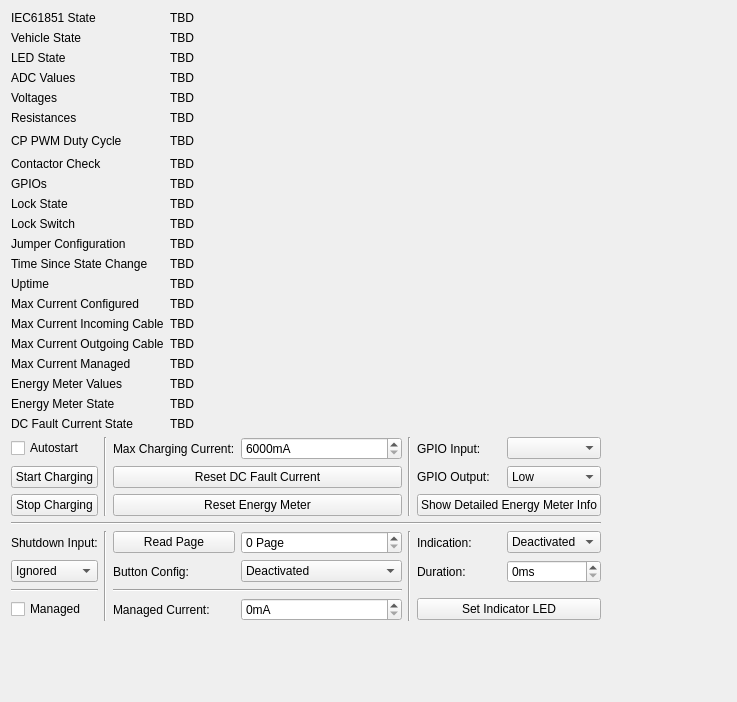
This is src/brickv/plugin_system/plugins/evse_v2/ui/evse_v2.ui in Tinkerforge/brickv as Qt 5 draws it before an edit. The edited form follows.
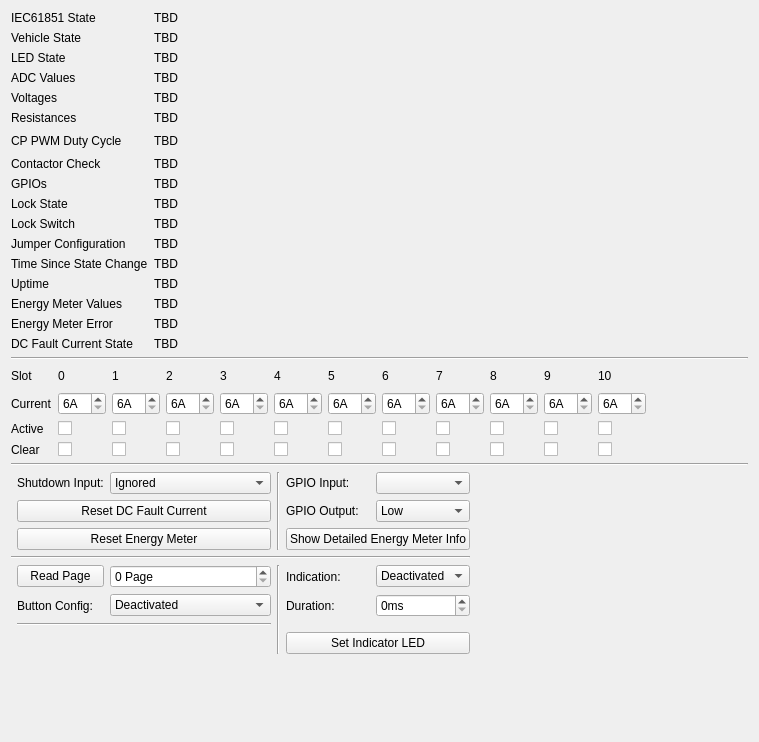
This is the edited form.

Commit message: Add initial charging slot support

What changed in the file:
```diff
--- a/src/brickv/plugin_system/plugins/evse_v2/ui/evse_v2.ui
+++ b/src/brickv/plugin_system/plugins/evse_v2/ui/evse_v2.ui
@@ -6,8 +6,8 @@
    <rect>
     <x>0</x>
     <y>0</y>
-    <width>737</width>
-    <height>702</height>
+    <width>759</width>
+    <height>742</height>
    </rect>
   </property>
   <property name="windowTitle">
@@ -128,7 +128,14 @@
        </property>
       </widget>
      </item>
-     <item row="21" column="0">
+     <item row="16" column="1">
+      <widget class="QLabel" name="label_energy_meter_error">
+       <property name="text">
+        <string>TBD</string>
+       </property>
+      </widget>
+     </item>
+     <item row="17" column="0">
       <widget class="QLabel" name="label_7">
        <property name="text">
         <string>DC Fault Current State</string>
@@ -191,48 +198,6 @@
        </property>
       </widget>
      </item>
-     <item row="15" column="0">
-      <widget class="QLabel" name="label_23">
-       <property name="text">
-        <string>Max Current Configured</string>
-       </property>
-      </widget>
-     </item>
-     <item row="16" column="0">
-      <widget class="QLabel" name="label_24">
-       <property name="text">
-        <string>Max Current Incoming Cable</string>
-       </property>
-      </widget>
-     </item>
-     <item row="17" column="0">
-      <widget class="QLabel" name="label_25">
-       <property name="text">
-        <string>Max Current Outgoing Cable</string>
-       </property>
-      </widget>
-     </item>
-     <item row="15" column="1">
-      <widget class="QLabel" name="label_max_current_configured">
-       <property name="text">
-        <string>TBD</string>
-       </property>
-      </widget>
-     </item>
-     <item row="16" column="1">
-      <widget class="QLabel" name="label_max_current_incoming_cable">
-       <property name="text">
-        <string>TBD</string>
-       </property>
-      </widget>
-     </item>
-     <item row="17" column="1">
-      <widget class="QLabel" name="label_max_current_outgoing_cable">
-       <property name="text">
-        <string>TBD</string>
-       </property>
-      </widget>
-     </item>
      <item row="1" column="0">
       <widget class="QLabel" name="label_26">
        <property name="text">
@@ -247,7 +212,7 @@
        </property>
       </widget>
      </item>
-     <item row="19" column="0">
+     <item row="15" column="0">
       <widget class="QLabel" name="label_3">
        <property name="text">
         <string>Energy Meter Values</string>
@@ -267,28 +232,21 @@
        </property>
       </spacer>
      </item>
-     <item row="19" column="1">
+     <item row="15" column="1">
       <widget class="QLabel" name="label_energy_meter_values">
        <property name="text">
         <string>TBD</string>
        </property>
       </widget>
      </item>
-     <item row="20" column="0">
+     <item row="16" column="0">
       <widget class="QLabel" name="label_4">
        <property name="text">
-        <string>Energy Meter State</string>
+        <string>Energy Meter Error</string>
        </property>
       </widget>
      </item>
-     <item row="20" column="1">
-      <widget class="QLabel" name="label_energy_meter_state">
-       <property name="text">
-        <string>TBD</string>
-       </property>
-      </widget>
-     </item>
-     <item row="21" column="1">
+     <item row="17" column="1">
       <widget class="QLabel" name="label_dc_fault_current_state">
        <property name="text">
         <string>TBD</string>
@@ -309,107 +267,482 @@
        </property>
       </widget>
      </item>
-     <item row="18" column="0">
+    </layout>
+   </item>
+   <item>
+    <widget class="Line" name="line_8">
+     <property name="orientation">
+      <enum>Qt::Horizontal</enum>
+     </property>
+    </widget>
+   </item>
+   <item>
+    <layout class="QGridLayout" name="gridLayout_3">
+     <item row="0" column="0">
+      <widget class="QLabel" name="label_10">
+       <property name="text">
+        <string>Slot</string>
+       </property>
+      </widget>
+     </item>
+     <item row="1" column="3">
+      <widget class="QSpinBox" name="spin_slot_current_2">
+       <property name="suffix">
+        <string>A</string>
+       </property>
+       <property name="minimum">
+        <number>6</number>
+       </property>
+       <property name="maximum">
+        <number>32</number>
+       </property>
+      </widget>
+     </item>
+     <item row="2" column="7">
+      <widget class="QCheckBox" name="check_slot_active_6">
+       <property name="text">
+        <string/>
+       </property>
+      </widget>
+     </item>
+     <item row="1" column="0">
       <widget class="QLabel" name="label_15">
        <property name="text">
-        <string>Max Current Managed</string>
+        <string>Current</string>
        </property>
       </widget>
      </item>
-     <item row="18" column="1">
-      <widget class="QLabel" name="label_max_current_managed">
+     <item row="2" column="0">
+      <widget class="QLabel" name="label_22">
        <property name="text">
-        <string>TBD</string>
+        <string>Active</string>
        </property>
       </widget>
      </item>
+     <item row="3" column="0">
+      <widget class="QLabel" name="label_23">
+       <property name="text">
+        <string>Clear</string>
+       </property>
+      </widget>
+     </item>
+     <item row="1" column="1">
+      <widget class="QSpinBox" name="spin_slot_current_0">
+       <property name="suffix">
+        <string>A</string>
+       </property>
+       <property name="minimum">
+        <number>6</number>
+       </property>
+       <property name="maximum">
+        <number>32</number>
+       </property>
+      </widget>
+     </item>
+     <item row="0" column="1">
+      <widget class="QLabel" name="label_24">
+       <property name="text">
+        <string>0</string>
+       </property>
+      </widget>
+     </item>
+     <item row="2" column="1">
+      <widget class="QCheckBox" name="check_slot_active_0">
+       <property name="text">
+        <string/>
+       </property>
+      </widget>
+     </item>
+     <item row="2" column="2">
+      <widget class="QCheckBox" name="check_slot_active_1">
+       <property name="text">
+        <string/>
+       </property>
+      </widget>
+     </item>
+     <item row="3" column="1">
+      <widget class="QCheckBox" name="check_slot_clear_0">
+       <property name="text">
+        <string/>
+       </property>
+      </widget>
+     </item>
+     <item row="0" column="2">
+      <widget class="QLabel" name="label_25">
+       <property name="text">
+        <string>1</string>
+       </property>
+      </widget>
+     </item>
+     <item row="0" column="3">
+      <widget class="QLabel" name="label_29">
+       <property name="text">
+        <string>2</string>
+       </property>
+      </widget>
+     </item>
+     <item row="0" column="4">
+      <widget class="QLabel" name="label_30">
+       <property name="text">
+        <string>3</string>
+       </property>
+      </widget>
+     </item>
+     <item row="0" column="5">
+      <widget class="QLabel" name="label_31">
+       <property name="text">
+        <string>4</string>
+       </property>
+      </widget>
+     </item>
+     <item row="0" column="6">
+      <widget class="QLabel" name="label_32">
+       <property name="text">
+        <string>5</string>
+       </property>
+      </widget>
+     </item>
+     <item row="0" column="7">
+      <widget class="QLabel" name="label_33">
+       <property name="text">
+        <string>6</string>
+       </property>
+      </widget>
+     </item>
+     <item row="0" column="8">
+      <widget class="QLabel" name="label_34">
+       <property name="text">
+        <string>7</string>
+       </property>
+      </widget>
+     </item>
+     <item row="0" column="9">
+      <widget class="QLabel" name="label_35">
+       <property name="text">
+        <string>8</string>
+       </property>
+      </widget>
+     </item>
+     <item row="0" column="10">
+      <widget class="QLabel" name="label_36">
+       <property name="text">
+        <string>9</string>
+       </property>
+      </widget>
+     </item>
+     <item row="0" column="11">
+      <widget class="QLabel" name="label_37">
+       <property name="text">
+        <string>10</string>
+       </property>
+      </widget>
+     </item>
+     <item row="3" column="2">
+      <widget class="QCheckBox" name="check_slot_clear_1">
+       <property name="text">
+        <string/>
+       </property>
+      </widget>
+     </item>
+     <item row="2" column="3">
+      <widget class="QCheckBox" name="check_slot_active_2">
+       <property name="text">
+        <string/>
+       </property>
+      </widget>
+     </item>
+     <item row="3" column="3">
+      <widget class="QCheckBox" name="check_slot_clear_2">
+       <property name="text">
+        <string/>
+       </property>
+      </widget>
+     </item>
+     <item row="2" column="4">
+      <widget class="QCheckBox" name="check_slot_active_3">
+       <property name="text">
+        <string/>
+       </property>
+      </widget>
+     </item>
+     <item row="3" column="4">
+      <widget class="QCheckBox" name="check_slot_clear_3">
+       <property name="text">
+        <string/>
+       </property>
+      </widget>
+     </item>
+     <item row="2" column="5">
+      <widget class="QCheckBox" name="check_slot_active_4">
+       <property name="text">
+        <string/>
+       </property>
+      </widget>
+     </item>
+     <item row="3" column="5">
+      <widget class="QCheckBox" name="check_slot_clear_4">
+       <property name="text">
+        <string/>
+       </property>
+      </widget>
+     </item>
+     <item row="2" column="6">
+      <widget class="QCheckBox" name="check_slot_active_5">
+       <property name="text">
+        <string/>
+       </property>
+      </widget>
+     </item>
+     <item row="3" column="6">
+      <widget class="QCheckBox" name="check_slot_clear_5">
+       <property name="text">
+        <string/>
+       </property>
+      </widget>
+     </item>
+     <item row="3" column="7">
+      <widget class="QCheckBox" name="check_slot_clear_6">
+       <property name="text">
+        <string/>
+       </property>
+      </widget>
+     </item>
+     <item row="2" column="8">
+      <widget class="QCheckBox" name="check_slot_active_7">
+       <property name="text">
+        <string/>
+       </property>
+      </widget>
+     </item>
+     <item row="3" column="8">
+      <widget class="QCheckBox" name="check_slot_clear_7">
+       <property name="text">
+        <string/>
+       </property>
+      </widget>
+     </item>
+     <item row="2" column="9">
+      <widget class="QCheckBox" name="check_slot_active_8">
+       <property name="text">
+        <string/>
+       </property>
+      </widget>
+     </item>
+     <item row="2" column="10">
+      <widget class="QCheckBox" name="check_slot_active_9">
+       <property name="text">
+        <string/>
+       </property>
+      </widget>
+     </item>
+     <item row="2" column="11">
+      <widget class="QCheckBox" name="check_slot_active_10">
+       <property name="text">
+        <string/>
+       </property>
+      </widget>
+     </item>
+     <item row="3" column="9">
+      <widget class="QCheckBox" name="check_slot_clear_8">
+       <property name="text">
+        <string/>
+       </property>
+      </widget>
+     </item>
+     <item row="3" column="10">
+      <widget class="QCheckBox" name="check_slot_clear_9">
+       <property name="text">
+        <string/>
+       </property>
+      </widget>
+     </item>
+     <item row="3" column="11">
+      <widget class="QCheckBox" name="check_slot_clear_10">
+       <property name="text">
+        <string/>
+       </property>
+      </widget>
+     </item>
+     <item row="1" column="2">
+      <widget class="QSpinBox" name="spin_slot_current_1">
+       <property name="suffix">
+        <string>A</string>
+       </property>
+       <property name="minimum">
+        <number>6</number>
+       </property>
+       <property name="maximum">
+        <number>32</number>
+       </property>
+      </widget>
+     </item>
+     <item row="1" column="4">
+      <widget class="QSpinBox" name="spin_slot_current_3">
+       <property name="suffix">
+        <string>A</string>
+       </property>
+       <property name="minimum">
+        <number>6</number>
+       </property>
+       <property name="maximum">
+        <number>32</number>
+       </property>
+      </widget>
+     </item>
+     <item row="1" column="5">
+      <widget class="QSpinBox" name="spin_slot_current_4">
+       <property name="suffix">
+        <string>A</string>
+       </property>
+       <property name="minimum">
+        <number>6</number>
+       </property>
+       <property name="maximum">
+        <number>32</number>
+       </property>
+      </widget>
+     </item>
+     <item row="1" column="6">
+      <widget class="QSpinBox" name="spin_slot_current_5">
+       <property name="suffix">
+        <string>A</string>
+       </property>
+       <property name="minimum">
+        <number>6</number>
+       </property>
+       <property name="maximum">
+        <number>32</number>
+       </property>
+      </widget>
+     </item>
+     <item row="1" column="7">
+      <widget class="QSpinBox" name="spin_slot_current_6">
+       <property name="suffix">
+        <string>A</string>
+       </property>
+       <property name="minimum">
+        <number>6</number>
+       </property>
+       <property name="maximum">
+        <number>32</number>
+       </property>
+      </widget>
+     </item>
+     <item row="1" column="9">
+      <widget class="QSpinBox" name="spin_slot_current_8">
+       <property name="suffix">
+        <string>A</string>
+       </property>
+       <property name="minimum">
+        <number>6</number>
+       </property>
+       <property name="maximum">
+        <number>32</number>
+       </property>
+      </widget>
+     </item>
+     <item row="1" column="8">
+      <widget class="QSpinBox" name="spin_slot_current_7">
+       <property name="suffix">
+        <string>A</string>
+       </property>
+       <property name="minimum">
+        <number>6</number>
+       </property>
+       <property name="maximum">
+        <number>32</number>
+       </property>
+      </widget>
+     </item>
+     <item row="1" column="10">
+      <widget class="QSpinBox" name="spin_slot_current_9">
+       <property name="suffix">
+        <string>A</string>
+       </property>
+       <property name="minimum">
+        <number>6</number>
+       </property>
+       <property name="maximum">
+        <number>32</number>
+       </property>
+      </widget>
+     </item>
+     <item row="1" column="11">
+      <widget class="QSpinBox" name="spin_slot_current_10">
+       <property name="suffix">
+        <string>A</string>
+       </property>
+       <property name="minimum">
+        <number>6</number>
+       </property>
+       <property name="maximum">
+        <number>32</number>
+       </property>
+      </widget>
+     </item>
+     <item row="0" column="12">
+      <spacer name="horizontalSpacer_3">
+       <property name="orientation">
+        <enum>Qt::Horizontal</enum>
+       </property>
+       <property name="sizeHint" stdset="0">
+        <size>
+         <width>40</width>
+         <height>20</height>
+        </size>
+       </property>
+      </spacer>
+     </item>
     </layout>
    </item>
+   <item>
+    <widget class="Line" name="line_9">
+     <property name="orientation">
+      <enum>Qt::Horizontal</enum>
+     </property>
+    </widget>
+   </item>
    <item>
     <layout class="QGridLayout" name="gridLayout_2">
-     <item row="0" column="5">
+     <item row="5" column="4">
+      <widget class="QLabel" name="label_21">
+       <property name="text">
+        <string>Duration:</string>
+       </property>
+      </widget>
+     </item>
+     <item row="0" column="4">
       <widget class="QLabel" name="label_11">
        <property name="text">
         <string>GPIO Input:</string>
        </property>
       </widget>
      </item>
-     <item row="0" column="2">
-      <widget class="QLabel" name="label_10">
-       <property name="text">
-        <string>Max Charging Current:</string>
-       </property>
-      </widget>
-     </item>
-     <item row="0" column="0">
-      <widget class="QCheckBox" name="checkbox_autostart">
-       <property name="text">
-        <string>Autostart</string>
-       </property>
-      </widget>
-     </item>
-     <item row="0" column="3">
-      <widget class="QSpinBox" name="spinbox_max_charging_current">
-       <property name="suffix">
-        <string>mA</string>
-       </property>
-       <property name="prefix">
-        <string/>
-       </property>
-       <property name="minimum">
-        <number>6000</number>
-       </property>
-       <property name="maximum">
-        <number>32000</number>
-       </property>
-      </widget>
-     </item>
-     <item row="0" column="6">
+     <item row="0" column="5">
       <widget class="QComboBox" name="combo_gpio_input"/>
      </item>
-     <item row="0" column="1" rowspan="3">
-      <widget class="Line" name="line">
-       <property name="orientation">
-        <enum>Qt::Vertical</enum>
-       </property>
-      </widget>
-     </item>
-     <item row="1" column="0">
-      <widget class="QPushButton" name="button_start_charging">
-       <property name="text">
-        <string>Start Charging</string>
-       </property>
-      </widget>
-     </item>
-     <item row="2" column="0">
-      <widget class="QPushButton" name="button_stop_charging">
-       <property name="text">
-        <string>Stop Charging</string>
-       </property>
-      </widget>
-     </item>
-     <item row="2" column="2" colspan="2">
+     <item row="2" column="1" colspan="2">
       <widget class="QPushButton" name="button_energy_meter_reset">
        <property name="text">
         <string>Reset Energy Meter</string>
        </property>
       </widget>
      </item>
-     <item row="1" column="2" colspan="2">
+     <item row="1" column="1" colspan="2">
       <widget class="QPushButton" name="button_dc_fault_reset">
        <property name="text">
         <string>Reset DC Fault Current</string>
        </property>
       </widget>
      </item>
-     <item row="1" column="5">
+     <item row="1" column="4">
       <widget class="QLabel" name="label_14">
        <property name="text">
         <string>GPIO Output:</string>
        </property>
       </widget>
      </item>
-     <item row="1" column="7">
+     <item row="1" column="6">
       <spacer name="horizontalSpacer_2">
        <property name="orientation">
         <enum>Qt::Horizontal</enum>
@@ -422,7 +755,7 @@
        </property>
       </spacer>
      </item>
-     <item row="1" column="6">
+     <item row="1" column="5">
       <widget class="QComboBox" name="combo_gpio_output">
        <item>
         <property name="text">
@@ -436,28 +769,28 @@
        </item>
       </widget>
      </item>
-     <item row="0" column="4" rowspan="3">
+     <item row="0" column="3" rowspan="3">
       <widget class="Line" name="line_2">
        <property name="orientation">
         <enum>Qt::Vertical</enum>
        </property>
       </widget>
      </item>
-     <item row="2" column="5" colspan="2">
+     <item row="2" column="4" colspan="2">
       <widget class="QPushButton" name="button_energy_meter_detailed">
        <property name="text">
         <string>Show Detailed Energy Meter Info</string>
        </property>
       </widget>
      </item>
-     <item row="5" column="2">
+     <item row="5" column="1">
       <widget class="QLabel" name="label_27">
        <property name="text">
         <string>Button Config:</string>
        </property>
       </widget>
      </item>
-     <item row="4" column="3">
+     <item row="4" column="2">
       <widget class="QSpinBox" name="spinbox_page">
        <property name="suffix">
         <string> Page</string>
@@ -467,14 +800,14 @@
        </property>
       </widget>
      </item>
-     <item row="4" column="5">
+     <item row="4" column="4">
       <widget class="QLabel" name="label_20">
        <property name="text">
         <string>Indication:</string>
        </property>
       </widget>
      </item>
-     <item row="4" column="6">
+     <item row="4" column="5">
       <widget class="QComboBox" name="combobox_indication">
        <item>
         <property name="text">
@@ -523,45 +856,21 @@
        </item>
       </widget>
      </item>
-     <item row="7" column="5" colspan="2">
+     <item row="7" column="4" colspan="2">
       <widget class="QPushButton" name="button_set_indicator">
        <property name="text">
         <string>Set Indicator LED</string>
        </property>
       </widget>
      </item>
-     <item row="7" column="3">
-      <widget class="QSpinBox" name="spin_managed_current">
-       <property name="suffix">
-        <string>mA</string>
-       </property>
-       <property name="maximum">
-        <number>32000</number>
-       </property>
-      </widget>
-     </item>
-     <item row="7" column="2">
-      <widget class="QLabel" name="label_22">
-       <property name="text">
-        <string>Managed Current:</string>
-       </property>
-      </widget>
-     </item>
-     <item row="7" column="0">
-      <widget class="QCheckBox" name="checkbox_managed">
-       <property name="text">
-        <string>Managed</string>
-       </property>
-      </widget>
-     </item>
-     <item row="4" column="2">
+     <item row="4" column="1">
       <widget class="QPushButton" name="button_read_page">
        <property name="text">
         <string>Read Page</string>
        </property>
       </widget>
      </item>
-     <item row="5" column="3">
+     <item row="5" column="2">
       <widget class="QComboBox" name="combo_button_config">
        <item>
         <property name="text">
@@ -585,28 +894,21 @@
        </item>
       </widget>
      </item>
-     <item row="5" column="5">
-      <widget class="QLabel" name="label_21">
-       <property name="text">
-        <string>Duration:</string>
-       </property>
-      </widget>
-     </item>
-     <item row="3" column="0" colspan="7">
+     <item row="3" column="0" colspan="6">
       <widget class="Line" name="line_3">
        <property name="orientation">
         <enum>Qt::Horizontal</enum>
        </property>
       </widget>
      </item>
-     <item row="4" column="4" rowspan="4">
+     <item row="4" column="3" rowspan="4">
       <widget class="Line" name="line_4">
        <property name="orientation">
         <enum>Qt::Vertical</enum>
        </property>
       </widget>
      </item>
-     <item row="5" column="6">
+     <item row="5" column="5">
       <widget class="QSpinBox" name="spin_duration">
        <property name="suffix">
         <string>ms</string>
@@ -616,14 +918,28 @@
        </property>
       </widget>
      </item>
-     <item row="4" column="1" rowspan="4">
-      <widget class="Line" name="line_5">
+     <item row="6" column="0">
+      <widget class="Line" name="line_6">
        <property name="orientation">
-        <enum>Qt::Vertical</enum>
+        <enum>Qt::Horizontal</enum>
        </property>
       </widget>
      </item>
-     <item row="5" column="0">
+     <item row="6" column="1" colspan="2">
+      <widget class="Line" name="line_7">
+       <property name="orientation">
+        <enum>Qt::Horizontal</enum>
+       </property>
+      </widget>
+     </item>
+     <item row="0" column="1">
+      <widget class="QLabel" name="label_28">
+       <property name="text">
+        <string>Shutdown Input:</string>
+       </property>
+      </widget>
+     </item>
+     <item row="0" column="2">
       <widget class="QComboBox" name="combo_shutdown_input">
        <item>
         <property name="text">
@@ -642,27 +958,6 @@
        </item>
       </widget>
      </item>
-     <item row="4" column="0">
-      <widget class="QLabel" name="label_28">
-       <property name="text">
-        <string>Shutdown Input:</string>
-       </property>
-      </widget>
-     </item>
-     <item row="6" column="0">
-      <widget class="Line" name="line_6">
-       <property name="orientation">
-        <enum>Qt::Horizontal</enum>
-       </property>
-      </widget>
-     </item>
-     <item row="6" column="2" colspan="2">
-      <widget class="Line" name="line_7">
-       <property name="orientation">
-        <enum>Qt::Horizontal</enum>
-       </property>
-      </widget>
-     </item>
     </layout>
    </item>
    <item>
```
The commit also changes 2 other files.
